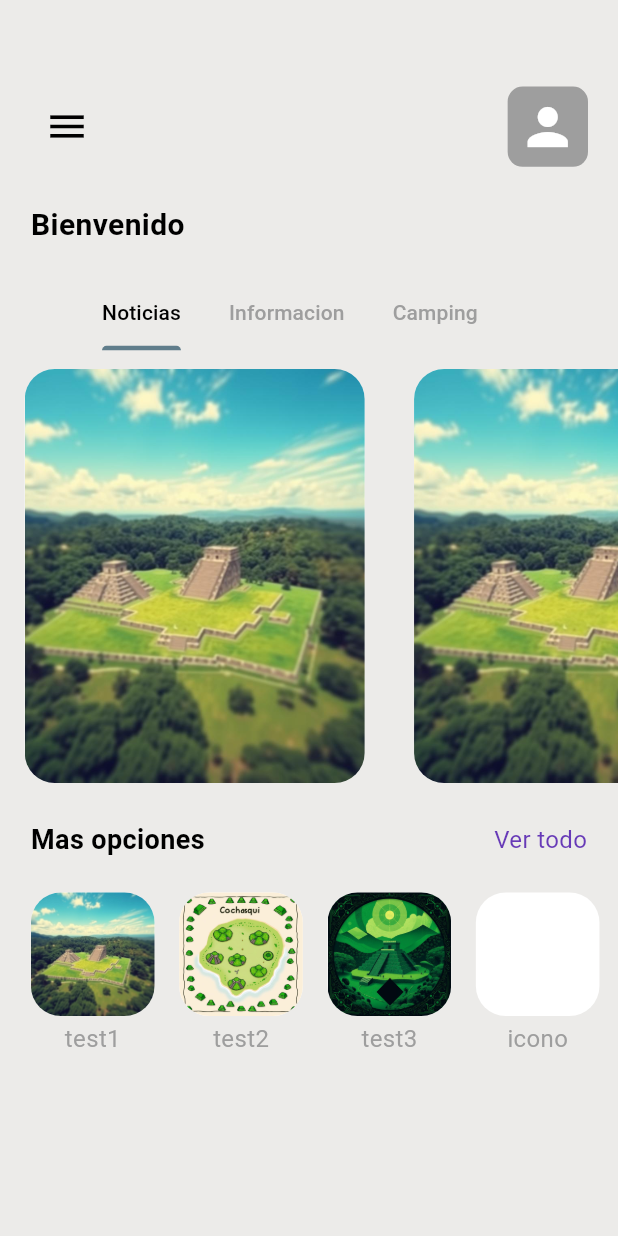
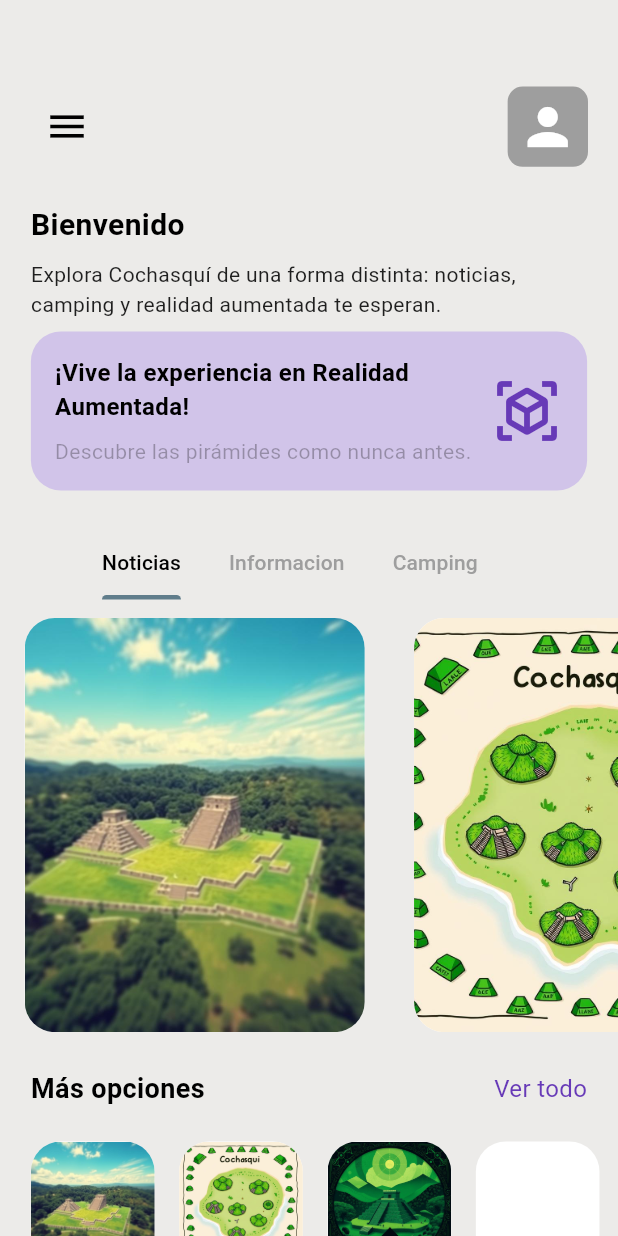
Before and after one commit to WesitosFsa/Cochasqui-APP, a Flutter app: the HomeScreen screen opened directly, on a phone screen of 412 x 824 dp. Run offline on Flutter 3.47's test engine with Material 3 defaults, Android fonts, the light colour scheme and no system bars; our stand-ins replace fl_chart, flutter_map, geolocator, image_picker, latlong2, supabase_flutter; missing offline and left inert: ar_flutter_plugin_updated, flutter_map_mbtiles, mbtiles, mobile_scanner; accounts and stored records are empty; network calls fail.

Commit message:
fix(auth): Arreglando problema de imagen y añadiendo logica de feedback

```diff
--- a/lib/features/main/screens/HomeScreen.dart
+++ b/lib/features/main/screens/HomeScreen.dart
@@ -1,25 +1,66 @@
 import 'package:cochasqui_park/features/auth/screens/login_screen.dart';
 import 'package:cochasqui_park/features/auth/widgets/change_notifier_provider.dart';
+import 'package:cochasqui_park/features/feedback/feedback_screen.dart';
 import 'package:cochasqui_park/shared/widgets/fonts.dart';
 import 'package:cochasqui_park/shared/widgets/fonts_bold.dart';
 import 'package:flutter/material.dart';
 import 'package:provider/provider.dart';
-import 'package:supabase_flutter/supabase_flutter.dart'; // ¡Importar Supabase aquí!
+import 'package:supabase_flutter/supabase_flutter.dart';
 
 class HomeScreen extends StatefulWidget {
   const HomeScreen({super.key});
 
   @override
   State<HomeScreen> createState() => _HomeScreen();
+
 }
 
 class _HomeScreen extends State<HomeScreen> with TickerProviderStateMixin {
+
+  void mostrarDetalle({
+    required BuildContext context,
+    required String titulo,
+    required String descripcion,
+    required String imagen,
+  }) {
+    showModalBottomSheet(
+      context: context,
+      isScrollControlled: true,
+      shape: const RoundedRectangleBorder(
+        borderRadius: BorderRadius.vertical(top: Radius.circular(25.0)),
+      ),
+      builder: (_) => Padding(
+        padding: const EdgeInsets.all(20),
+        child: Column(
+          mainAxisSize: MainAxisSize.min,
+          crossAxisAlignment: CrossAxisAlignment.start,
+          children: [
+            Text(titulo,
+                style:
+                    const TextStyle(fontSize: 20, fontWeight: FontWeight.bold)),
+            const SizedBox(height: 10),
+            ClipRRect(
+              borderRadius: BorderRadius.circular(12),
+              child: Image.asset(
+                'assets/images/$imagen',
+                fit: BoxFit.cover,
+              ),
+            ),
+            const SizedBox(height: 10),
+            Text(descripcion, style: const TextStyle(fontSize: 16)),
+            const SizedBox(height: 20),
+          ],
+        ),
+      ),
+    );
+  }
   var imagenes = {
     "test1.jpg": "test1",
     "test2.jpg": "test2",
     "test3.jpg": "test3",
     "icono.png": "icono"
   };
+
 
   @override
   Widget build(BuildContext context) {
@@ -29,6 +70,7 @@ class _HomeScreen extends State<HomeScreen> with TickerProviderStateMixin {
     final screenWidth = MediaQuery.of(context).size.width;
     final screenHeight = MediaQuery.of(context).size.height;
     final isTablet = screenWidth > 600;
+
     return Scaffold(
       backgroundColor: const Color(0xFFECEBE9),
       drawer: Drawer(
@@ -91,7 +133,7 @@ class _HomeScreen extends State<HomeScreen> with TickerProviderStateMixin {
                         ? ClipRRect(
                             borderRadius: BorderRadius.circular(10),
                             child: Image.network(
-                              currentUser!.avatarUrl!,
+                              '${currentUser!.avatarUrl!}?t=${DateTime.now().millisecondsSinceEpoch}',
                               fit: BoxFit.cover,
                               errorBuilder: (context, error, stackTrace) {
                                 return const Icon(Icons.person,
@@ -105,12 +147,60 @@ class _HomeScreen extends State<HomeScreen> with TickerProviderStateMixin {
                 ],
               ),
             ),
+
             SizedBox(height: screenHeight * 0.03),
+
             Padding(
               padding: EdgeInsets.only(left: screenWidth * 0.05),
               child: text_bold(text: 'Bienvenido', size: isTablet ? 24 : 20),
             ),
-            SizedBox(height: screenHeight * 0.025),
+
+            Padding(
+              padding: EdgeInsets.symmetric(
+                  horizontal: screenWidth * 0.05, vertical: 8),
+              child: text_simple(
+                text:
+                    'Explora Cochasquí de una forma distinta: noticias, camping y realidad aumentada te esperan.',
+                size: 14,
+                color: Colors.black87,
+              ),
+            ),
+
+            Padding(
+              padding: EdgeInsets.symmetric(horizontal: screenWidth * 0.05),
+              child: Container(
+                width: double.infinity,
+                padding: const EdgeInsets.all(16),
+                decoration: BoxDecoration(
+                  color: Colors.deepPurple.shade100,
+                  borderRadius: BorderRadius.circular(20),
+                ),
+                child: Row(
+                  children: [
+                    Expanded(
+                      child: Column(
+                        crossAxisAlignment: CrossAxisAlignment.start,
+                        children: [
+                          text_bold(
+                              text:
+                                  '¡Vive la experiencia en Realidad Aumentada!',
+                              size: isTablet ? 18 : 16),
+                          const SizedBox(height: 8),
+                          text_simple(
+                              text: 'Descubre las pirámides como nunca antes.',
+                              size: 14),
+                        ],
+                      ),
+                    ),
+                    const Icon(Icons.view_in_ar,
+                        size: 48, color: Colors.deepPurple)
+                  ],
+                ),
+              ),
+            ),
+
+            SizedBox(height: screenHeight * 0.03),
+
             TabBar(
               controller: _tabController,
               labelColor: Colors.black,
@@ -124,6 +214,7 @@ class _HomeScreen extends State<HomeScreen> with TickerProviderStateMixin {
                 Tab(text: 'Camping'),
               ],
             ),
+
             SizedBox(
               height: screenHeight * 0.35,
               width: double.infinity,
@@ -134,7 +225,21 @@ class _HomeScreen extends State<HomeScreen> with TickerProviderStateMixin {
                     itemCount: 3,
                     scrollDirection: Axis.horizontal,
                     itemBuilder: (BuildContext context, int index) {
-                      return Container(
+                      final imagen = 'test${index + 1}.jpg';
+                      final titulo = 'Noticia ${index + 1}';
+                      final descripcion =
+                          'Esta es una descripción breve para la noticia ${index + 1}.';
+
+                      return GestureDetector(
+                        onTap: () {
+                          mostrarDetalle(
+                            context: context,
+                            titulo: titulo,
+                            descripcion: descripcion,
+                            imagen: imagen,
+                          );
+                        },
+                        child: Container(
                           margin: EdgeInsets.only(
                               right: screenWidth * 0.04,
                               top: screenHeight * 0.015,
@@ -143,9 +248,10 @@ class _HomeScreen extends State<HomeScreen> with TickerProviderStateMixin {
                           decoration: BoxDecoration(
                             borderRadius: BorderRadius.circular(20),
                             color: Colors.white,
-                          image: const DecorationImage(
-                            image: AssetImage('assets/images/test1.jpg'),
+                            image: DecorationImage(
+                              image: AssetImage('assets/images/$imagen'),
                               fit: BoxFit.cover,
+                            ),
                           ),
                         ),
                       );
@@ -156,18 +262,22 @@ class _HomeScreen extends State<HomeScreen> with TickerProviderStateMixin {
                 ],
               ),
             ),
+
             SizedBox(height: screenHeight * 0.03),
+
             Padding(
               padding: EdgeInsets.symmetric(horizontal: screenWidth * 0.05),
               child: Row(
                 mainAxisAlignment: MainAxisAlignment.spaceBetween,
                 children: [
-                  text_bold(text: 'Mas opciones', size: isTablet ? 22 : 18),
+                  text_bold(text: 'Más opciones', size: isTablet ? 22 : 18),
                   text_simple(text: 'Ver todo', color: Colors.deepPurple),
                 ],
               ),
             ),
+
             SizedBox(height: screenHeight * 0.012),
+
             SizedBox(
               height: screenHeight * (isTablet ? 0.40 : 0.25),
               width: double.infinity,
@@ -190,7 +300,8 @@ class _HomeScreen extends State<HomeScreen> with TickerProviderStateMixin {
                             borderRadius: BorderRadius.circular(20),
                             color: Colors.white,
                             image: DecorationImage(
-                              image: AssetImage('assets/images/${imagenes.keys.elementAt(index)}'),
+                              image: AssetImage(
+                                  'assets/images/${imagenes.keys.elementAt(index)}'),
                               fit: BoxFit.contain,
                             ),
                           ),
@@ -205,6 +316,29 @@ class _HomeScreen extends State<HomeScreen> with TickerProviderStateMixin {
                 },
               ),
             ),
+
+            SizedBox(height: screenHeight * 0.03),
+
+            Center(
+              child: ElevatedButton.icon(
+                onPressed: () {
+                  Navigator.push(context,
+                      MaterialPageRoute(builder: (_) => FeedbackScreen()));
+                },
+                icon: const Icon(Icons.feedback),
+                label: const Text("Dar feedback"),
+                style: ElevatedButton.styleFrom(
+                  backgroundColor: Colors.deepPurple,
+                  foregroundColor: Colors.white,
+                  shape: RoundedRectangleBorder(
+                    borderRadius: BorderRadius.circular(12),
+                  ),
+                  padding:
+                      const EdgeInsets.symmetric(horizontal: 24, vertical: 12),
+                ),
+              ),
+            ),
+            const SizedBox(height: 30),
           ],
         ),
       ),
```
Also changed, not shown: lib/features/profile/profile_screen.dart (+4 -3 lines), lib/features/profile/widgets/up_image.dart (+5 -4 lines). Lines whose indentation alone changed are shown as unchanged.
